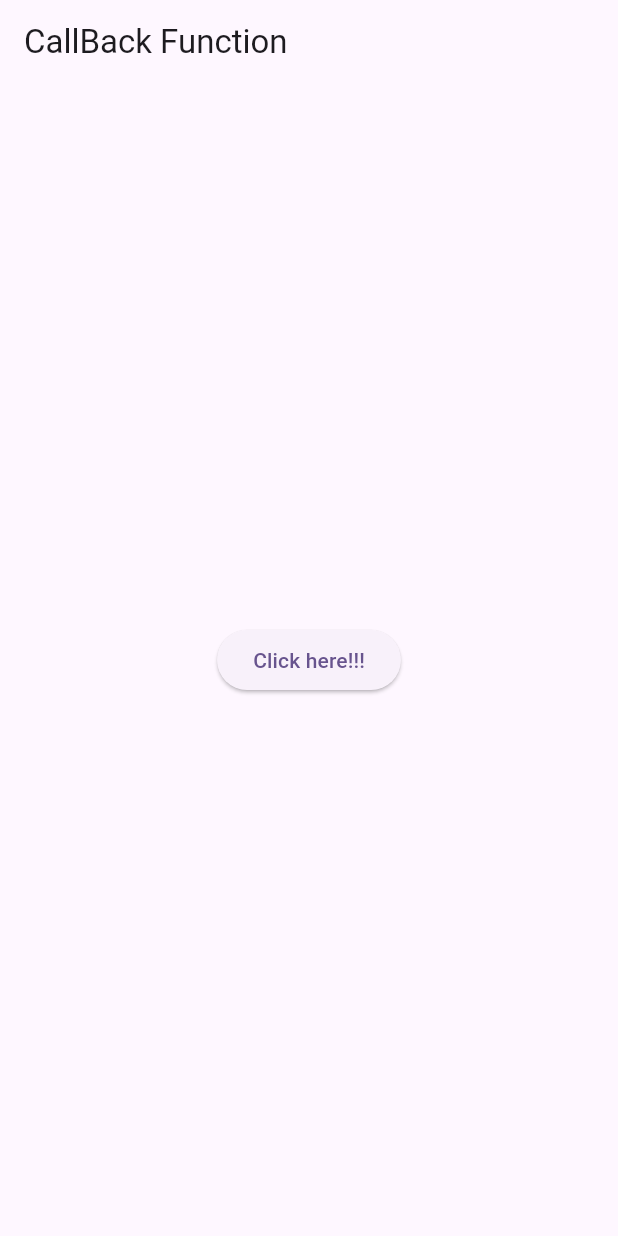
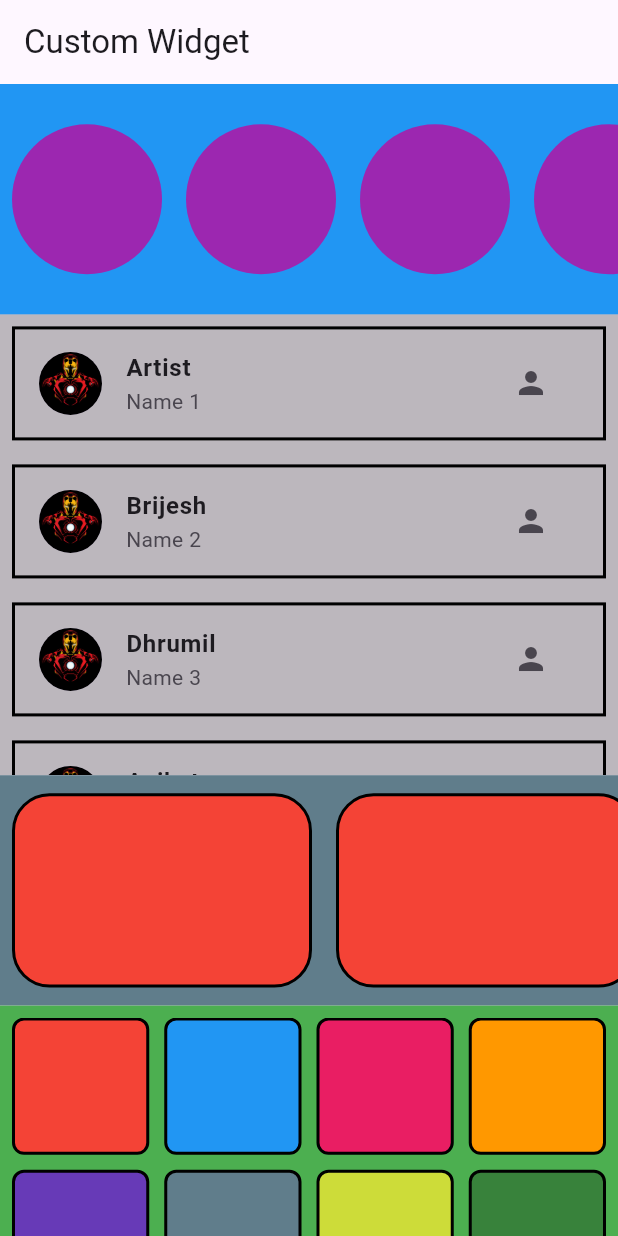
Before and after one commit to Artist-30/flutter_practise, a Flutter app: the screen it shows after launch, on a phone screen of 412 x 824 dp. Run offline on Flutter 3.47's test engine with Material 3 defaults, Android fonts, the phone set to English and light mode, and no system bars.

Commit message:
add CustomWidget practise file

```diff
--- /dev/null
+++ b/lib/Lec_54_CustomWidget.dart
@@ -0,0 +1,198 @@
+import 'package:flutter/material.dart';
+
+class Lec54 extends StatelessWidget {
+  Lec54({super.key});
+
+  var arrNames = ["Artist", "Brijesh", "Dhrumil", "Aniket", "Smit", "Nitin", "Narendra", "Piyush", "Vishw"];
+
+  var arrColors = [
+    Colors.red,
+    Colors.blue,
+    Colors.pink,
+    Colors.orange,
+    Colors.deepPurple,
+    Colors.blueGrey,
+    Colors.lime,
+    Colors.black26,
+    Colors.cyan,
+    Colors.indigo,
+    Colors.teal
+  ];
+
+  @override
+  Widget build(BuildContext context) {
+    return Scaffold(
+      appBar: AppBar(
+        title: Text("Custom Widget"),
+      ),
+      body: Column(
+        children: [
+
+          firstSection(),
+
+          secondSection(arrNames: arrNames),
+
+          thirdSection(arrNames: arrNames),
+
+          fourthSection(arrColors: arrColors),
+
+
+        ],
+      ),
+    );
+  }
+}
+
+class firstSection extends StatelessWidget {
+
+  @override
+  Widget build(BuildContext context) {
+    return Expanded(
+      flex: 2,
+      child: Container(
+        color: Colors.blue,
+        child: ListView.builder(itemBuilder: (context, index) {
+          return Padding(
+            padding: const EdgeInsets.all(8.0),
+            child: SizedBox(
+              width: 100,
+              child: CircleAvatar(
+                backgroundColor: Colors.purple,
+              ),
+            ),
+          );
+        },
+          itemCount: 10,
+          scrollDirection: Axis.horizontal,
+        ),
+      ),
+    );
+  }
+}
+
+class secondSection extends StatelessWidget {
+
+  final List<String> arrNames;
+
+  secondSection({required this.arrNames});
+
+  @override
+  Widget build(BuildContext context) {
+    return Expanded(
+      flex: 4,
+      child: Container(
+        color: Colors.black26,
+        child: ListView.builder(itemBuilder: (context, index) {
+          return Padding(
+            padding: const EdgeInsets.all(8.0),
+            child: InkWell(
+              onTap: (){},
+              child: Container(
+                child: ListTile(
+                  leading: CircleAvatar(
+                    // child: Image.asset(
+                    //   "assets/images/iron_man.png",
+                    //   fit: BoxFit.cover,
+                    // ),
+                    backgroundImage: AssetImage("assets/images/iron_man.png"),
+                    radius: 21,
+                  ),
+                  title: Text(arrNames[index], style: TextStyle(fontWeight: FontWeight.bold),),
+                  subtitle: Text("Name ${index + 1}"),
+                  trailing: IconButton(
+                    onPressed: (){},
+                    icon: Icon(Icons.person),
+                  ),
+                ),
+                decoration: BoxDecoration(
+                  border: Border.all(
+                    width: 2,
+                    color: Colors.black,
+                  ),
+                ),
+              ),
+            ),
+          );
+        },
+          itemCount: arrNames.length,
+        ),
+      ),
+    );
+  }
+}
+
+class thirdSection extends StatelessWidget {
+
+  final List<String> arrNames;
+
+  thirdSection({required this.arrNames});
+
+  @override
+  Widget build(BuildContext context) {
+    return Expanded(
+      flex: 2,
+      child: Container(
+        color: Colors.blueGrey,
+        child: ListView.builder(itemBuilder: (context, index) {
+          return Padding(
+            padding: EdgeInsets.fromLTRB(8.0, 12.0, 8.0, 12.0),
+            child: Container(
+              width: 200,
+              decoration: BoxDecoration(
+                borderRadius: BorderRadius.circular(25.0),
+                color: Colors.red,
+                border: Border.all(
+                  width: 2,
+                  color: Colors.black,
+                ),
+              ),
+            ),
+          );
+        },
+          itemCount: arrNames.length,
+          scrollDirection: Axis.horizontal,
+        ),
+      ),
+    );
+  }
+}
+
+class fourthSection extends StatelessWidget {
+
+  final List<Color> arrColors;
+
+  fourthSection({required this.arrColors});
+
+  @override
+  Widget build(BuildContext context) {
+    return Expanded(
+      flex: 2,
+      child: Container(
+        color: Colors.green,
+        child: Padding(
+          padding: const EdgeInsets.fromLTRB(8.0, 8.0, 8.0, 0.0),
+          child: GridView.builder(itemBuilder: (context, index) {
+            return Container(
+              decoration: BoxDecoration(
+                color: arrColors[index],
+                border: Border.all(
+                  width: 2,
+                  style: BorderStyle.solid,
+                  color: Colors.black,
+                ),
+                borderRadius: BorderRadius.circular(8.0),
+              ),
+            );
+          },
+            itemCount: arrColors.length,
+            gridDelegate: SliverGridDelegateWithMaxCrossAxisExtent(
+                maxCrossAxisExtent: 100,
+                crossAxisSpacing: 10,
+                mainAxisSpacing: 10
+            ),
+          ),
+        ),
+      ),
+    );
+  }
+}
--- a/lib/main.dart
+++ b/lib/main.dart
@@ -22,7 +22,8 @@ import 'package:flutter/material.dart';
 // import 'Lec_50_DateFormat.dart';
 // import 'Lec_51_DateTimePicker.dart';
 // import 'Lec_52_GridView.dart';
-import 'Lec_53_Callback.dart';
+// import 'Lec_53_Callback.dart';
+import 'Lec_54_CustomWidget.dart';
 
 /* Start
 // flutter code setUp
@@ -146,7 +147,8 @@ class MyApp extends StatelessWidget {
       // home: Lec50(),
       // home: Lec51(),
       // home: Lec52(),
-      home: Lec53(),
+      // home: Lec53(),
+      home: Lec54(),
     );
   }
 }
```
